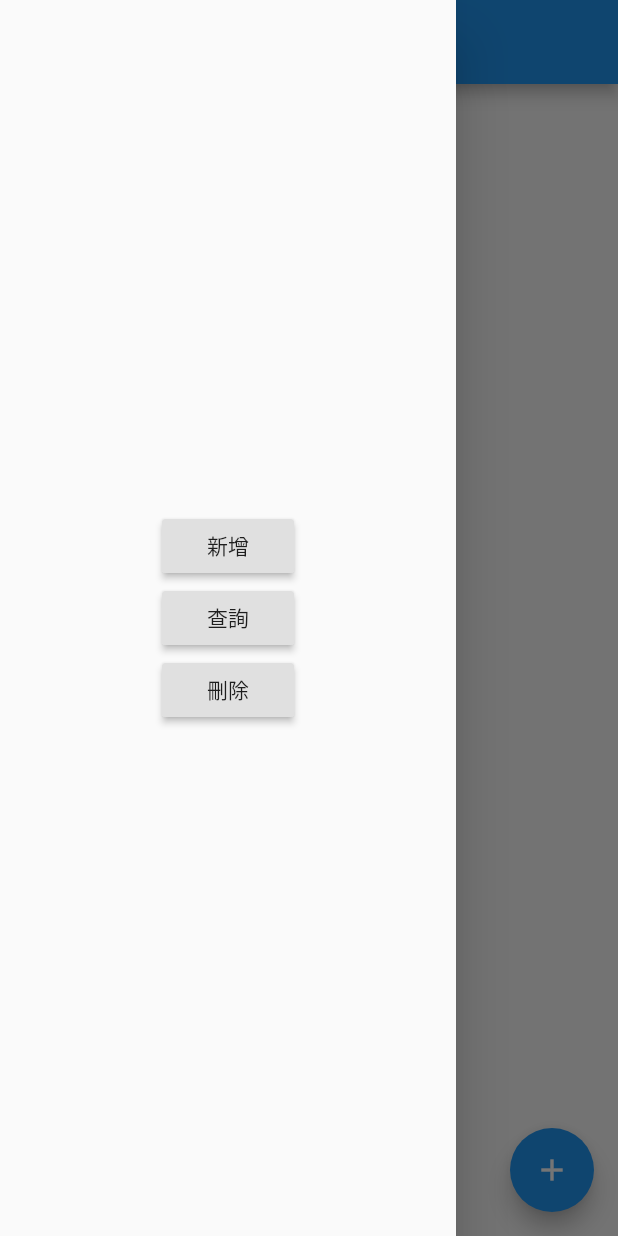
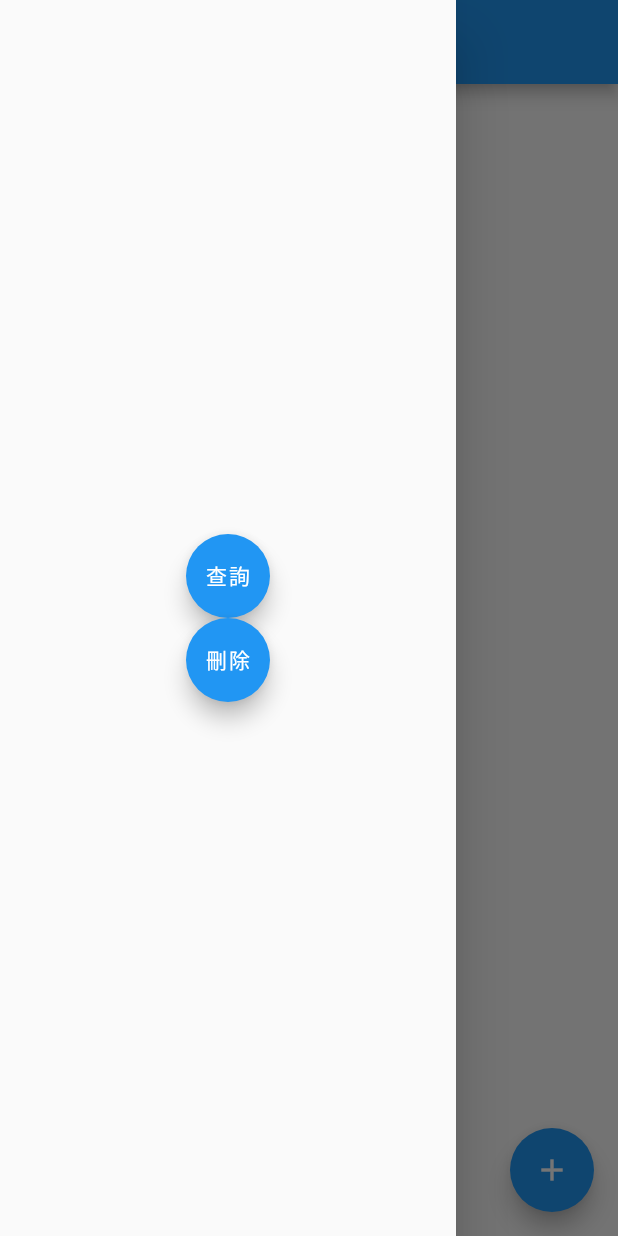
Before and after one commit to jumpjet0524/to_do_list_flutter, a Flutter app: the screen it shows after launch, with the side drawer open, on a phone screen of 412 x 824 dp. Run offline on Flutter 3.47's test engine with Material 2 defaults, Android fonts, the phone set to English and light mode, and no system bars; our stand-ins replace sqflite; accounts and stored records are empty.

```diff
--- a/lib/event_manger.dart
+++ b/lib/event_manger.dart
@@ -17,7 +17,7 @@ class EventManager {
     print('------insert執行結束------');
   }
 
-  Future<List> query()async{
+  Future<List<Map<String, dynamic>>> query()async{
     final list = [];
     final rows = await dbHepler.queryAllRow();
     print('查詢結果');
@@ -25,7 +25,7 @@ class EventManager {
       list.add(i['name']);
     });
 
-    return list;
+    return rows;
   }
 
   void delete()async{
--- a/lib/main.dart
+++ b/lib/main.dart
@@ -31,12 +31,11 @@ class MyHomePage extends StatefulWidget {
 }
 
 class _MyHomePageState extends State<MyHomePage> {
+  var a = [];
 
-  Future<List> list = EventManager.instance.query();
-  List<dynamic> a = [];
   @override
   Widget build(BuildContext context) {
-
+    Future<List<Map<String, dynamic>>> table = EventManager.instance.query();
 
     return Scaffold(
       appBar: AppBar(
@@ -49,7 +48,7 @@ class _MyHomePageState extends State<MyHomePage> {
             leading: const CircleAvatar(
               child: Icon(Icons.flag),
             ),
-            title: Text('${a[i]}'),
+            title: Text('${a[i]['name']}'),
             onTap: () {},
           ),
         ),
@@ -58,16 +57,10 @@ class _MyHomePageState extends State<MyHomePage> {
         child: Column(
           mainAxisAlignment: MainAxisAlignment.center,
           children: <Widget>[
-            RaisedButton(
-              child: Text('新增'),
-              onPressed: () {
-                EventManager.instance.insert();
-              },
-            ),
-            RaisedButton(
+            FloatingActionButton(
               child: Text('查詢'),
               onPressed: () {
-                list.then((value) {
+                table.then((value) {
                   setState(() {
                     a = value;
                     print(a);
@@ -75,7 +68,7 @@ class _MyHomePageState extends State<MyHomePage> {
                 });
               },
             ),
-            RaisedButton(
+            FloatingActionButton(
               child: Text('刪除'),
               onPressed: () {
                 EventManager.instance.delete();
@@ -87,6 +80,11 @@ class _MyHomePageState extends State<MyHomePage> {
       floatingActionButton: FloatingActionButton(
         onPressed: () {
           EventManager.instance.insert();
+          table.then((value) {
+            setState(() {
+              a = value;
+            });
+          });
         },
         tooltip: 'Increment',
         child: const Icon(Icons.add),
```
